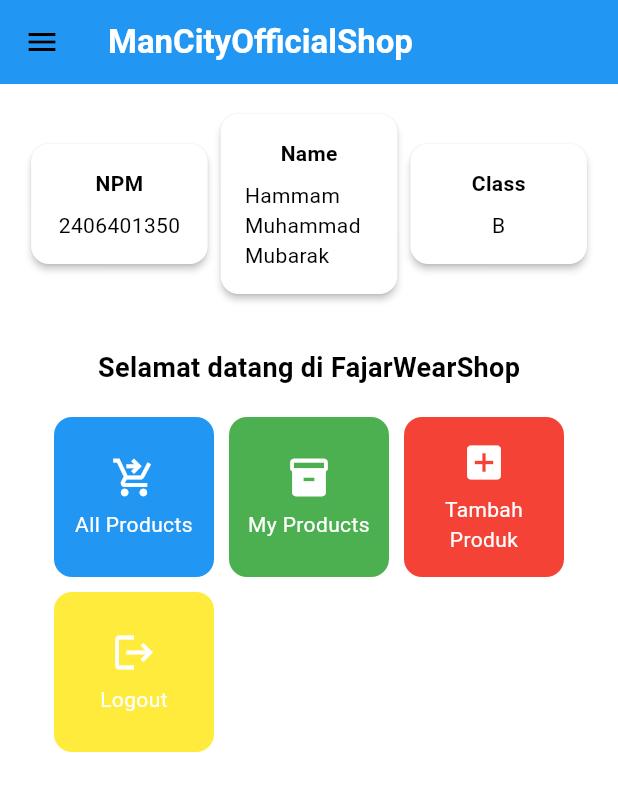
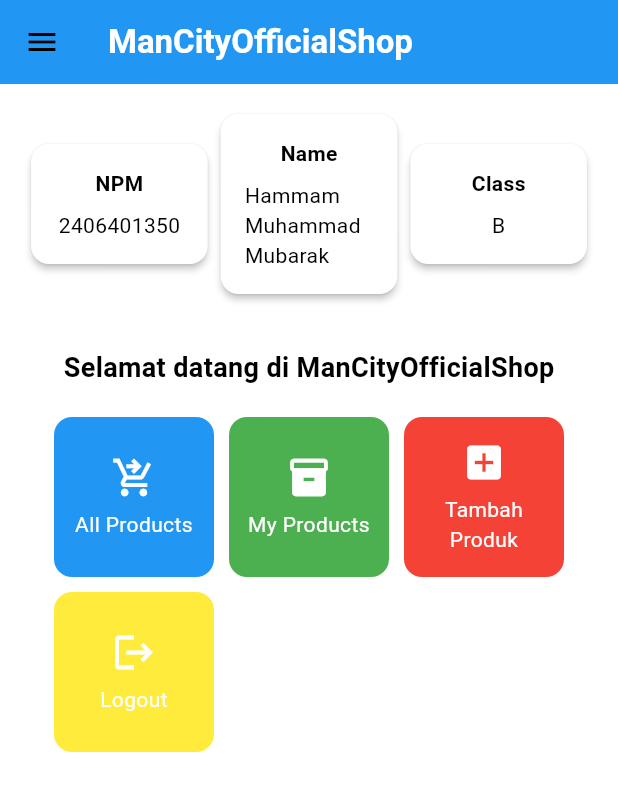
Before and after one commit to Hammam11/mancityofficialshop-mobile, a Flutter app: the MyHomePage screen opened directly, on a phone screen of 412 x 824 dp. Shown: the top 791 px of the screen. Run offline on Flutter 3.47's test engine with Material 3 defaults, Android fonts, the phone set to English and light mode, and no system bars; missing offline and left inert: pbp_django_auth.

Commit message:
Perbaiki typo doang kok kak

```diff
--- a/lib/screens/menu.dart
+++ b/lib/screens/menu.dart
@@ -56,7 +56,7 @@
                     const Padding(
                       padding: EdgeInsets.only(top: 16.0),
                       child: Text(
-                        'Selamat datang di FajarWearShop',
+                        'Selamat datang di ManCityOfficialShop',
                         style: TextStyle(
                           fontWeight: FontWeight.bold,
                           fontSize: 18.0,
```
